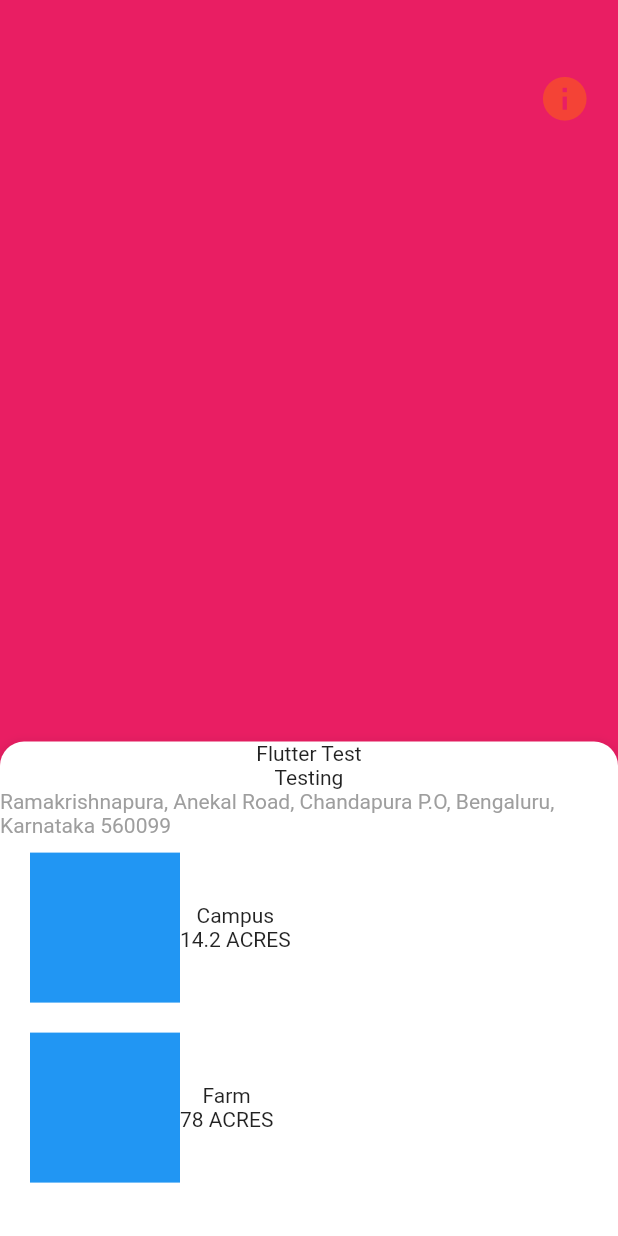
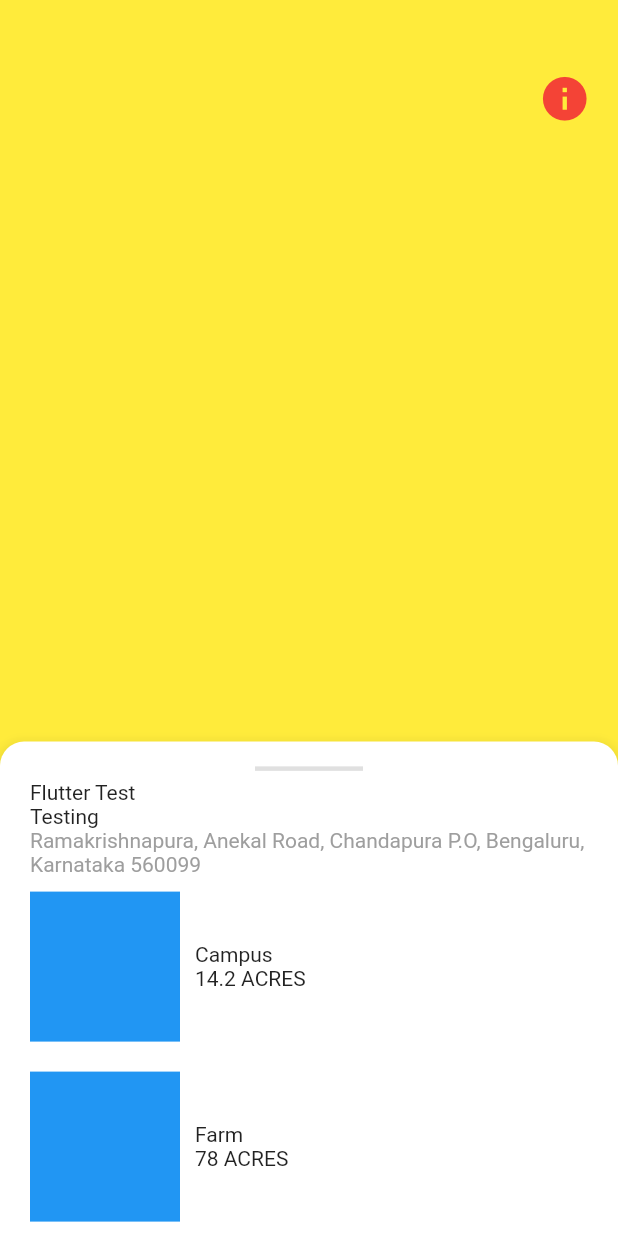
Before and after one commit to gauravxdhingra/Minushia-AppChallenge-Flutter, a Flutter app: the screen it shows after launch, after a tap on "LOGIN", on a phone screen of 412 x 824 dp. Run offline on Flutter 3.47's test engine with Material 2 defaults, Android fonts, the phone set to English and light mode, and no system bars; drawn by our look-alikes of sliding_sheet.

Commit message:
Layout for details page

```diff
--- a/lib/screens/home_screen.dart
+++ b/lib/screens/home_screen.dart
@@ -1,5 +1,6 @@
 import 'package:flutter/material.dart';
 import 'package:minushia_demo/screens/info_screen.dart';
+import 'package:minushia_demo/screens/location_preview_page.dart';
 import 'package:sliding_sheet/sliding_sheet.dart';
 
 class HomeScreen extends StatefulWidget {
@@ -11,8 +12,14 @@ class HomeScreen extends StatefulWidget {
 
 class _HomeScreenState extends State<HomeScreen> {
   locationOptionsBuilder(locationName, locationSize) {
-    return Padding(
-      padding: const EdgeInsets.symmetric(vertical: 10, horizontal: 20),
+    return GestureDetector(
+      onTap: () => Navigator.push(
+          context,
+          MaterialPageRoute(
+              builder: (context) => LocationPreviewPage(
+                    locationName: locationName,
+                    locationArea: locationSize,
+                  ))),
       child: Row(
         children: <Widget>[
           Container(
@@ -20,11 +27,15 @@ class _HomeScreenState extends State<HomeScreen> {
             width: 100,
             color: Colors.blue,
           ),
-          Column(
+          Padding(
+            padding: const EdgeInsets.symmetric(horizontal: 10),
+            child: Column(
+              crossAxisAlignment: CrossAxisAlignment.start,
               children: <Widget>[
                 Text(locationName),
                 Text(locationSize),
               ],
+            ),
           )
         ],
       ),
@@ -51,7 +62,7 @@ class _HomeScreenState extends State<HomeScreen> {
         body: Stack(
           children: <Widget>[
             Container(
-              color: Colors.pink,
+              color: Colors.yellow,
             ),
             Positioned(
               top: 40,
@@ -78,17 +89,33 @@ class _HomeScreenState extends State<HomeScreen> {
                 // Center(
                 //   child: Text('This is the content of the sheet'),
                 // ),
-                Column(
+                Padding(
+              padding: const EdgeInsets.symmetric(vertical: 10, horizontal: 20),
+              child: Column(
+                crossAxisAlignment: CrossAxisAlignment.start,
                 children: <Widget>[
+                  Padding(
+                    padding: const EdgeInsets.symmetric(horizontal: 150),
+                    child: Divider(
+                      thickness: 3,
+                    ),
+                  ),
                   Text('Flutter Test'),
                   Text('Testing'),
                   Text(
                     'Ramakrishnapura, Anekal Road, Chandapura P.O, Bengaluru, Karnataka 560099',
                     style: TextStyle(color: Colors.grey),
                   ),
+                  SizedBox(
+                    height: 10,
+                  ),
                   locationOptionsBuilder('Campus', '14.2 ACRES'),
+                  SizedBox(
+                    height: 20,
+                  ),
                   locationOptionsBuilder('Farm', '78 ACRES'),
                 ],
+              ),
             ),
           );
         },
```
Also changed, not shown: lib/screens/location_preview_page.dart (added, +115 -0 lines). Lines whose indentation alone changed are shown as unchanged.
